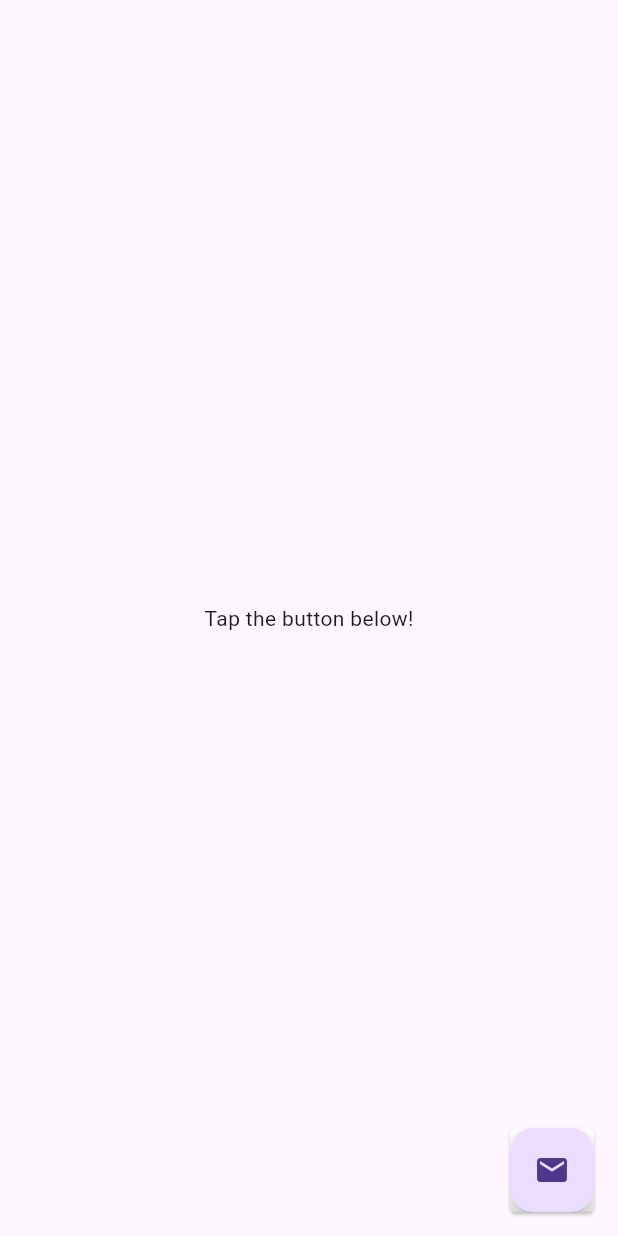
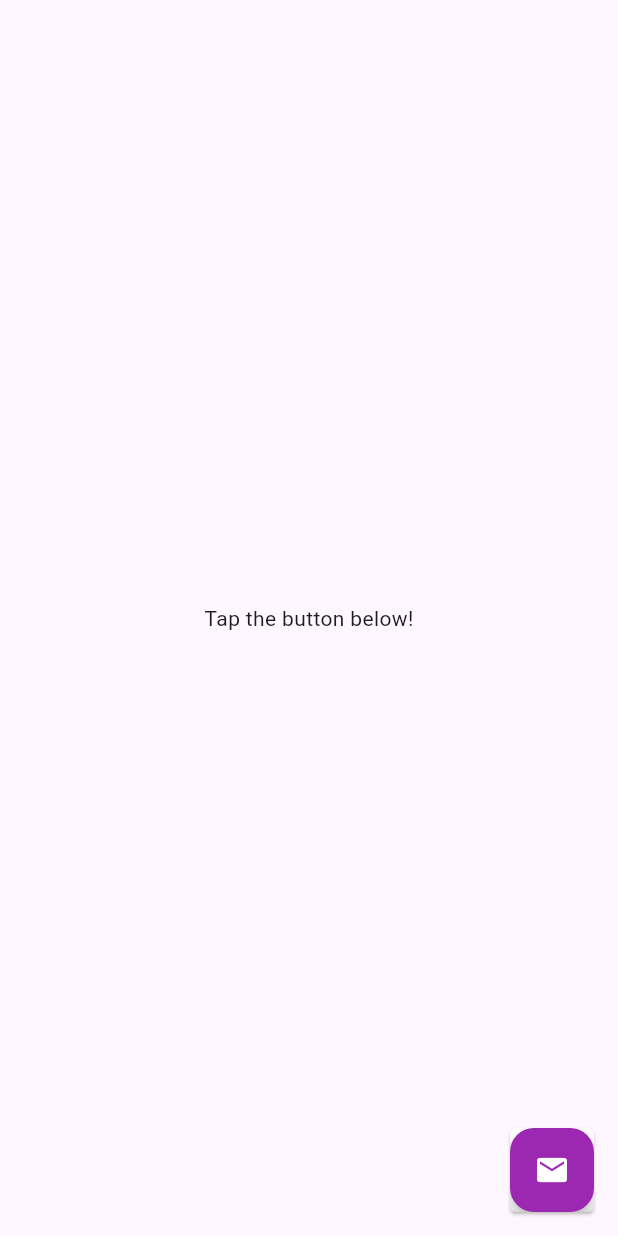
Before and after one commit to AaditAntony/flutter-animations, a Flutter app: the screen it shows after launch, on a phone screen of 412 x 824 dp. Run offline on Flutter 3.47's test engine with Material 3 defaults, Android fonts, the phone set to English and light mode, and no system bars.

Commit message:
color modification

```diff
--- a/lib/main.dart
+++ b/lib/main.dart
@@ -30,13 +30,23 @@ class _AnimatedFabState extends State<AnimatedFab> {
   @override
   Widget build(BuildContext context) {
     return OpenContainer(
+      transitionDuration: Duration(seconds: 1),
+      transitionType: ContainerTransitionType.fadeThrough,
+      openColor: Colors.white,
+      closedColor: Colors.white,
+      middleColor: Colors.purpleAccent,
       closedBuilder:
           (_, openContainer) => FloatingActionButton(
+            backgroundColor: Colors.purple,
+
             onPressed: () {
               openContainer(); // Open the container
               setState(() => _isOpen = true); // Update state
             },
-            child: Icon(_isOpen ? Icons.send : Icons.email),
+            child: Icon(
+              _isOpen ? Icons.send : Icons.email,
+              color: Colors.white,
+            ),
           ),
       openBuilder: (_, __) {
         // Reset state when closed
```
